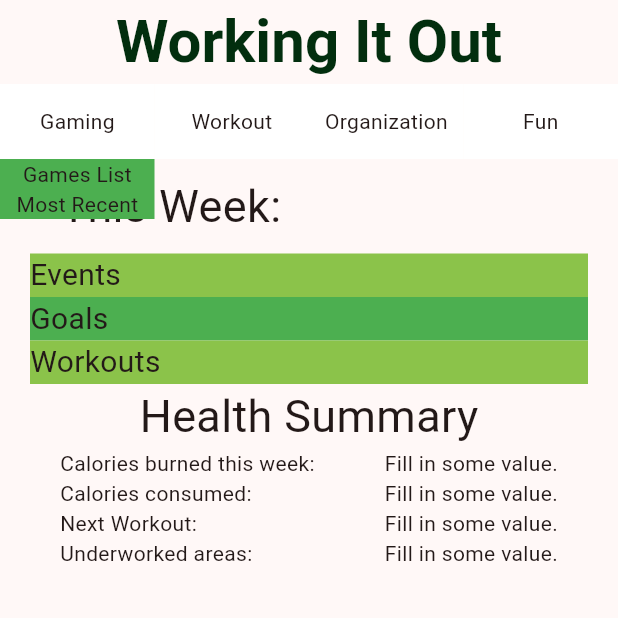
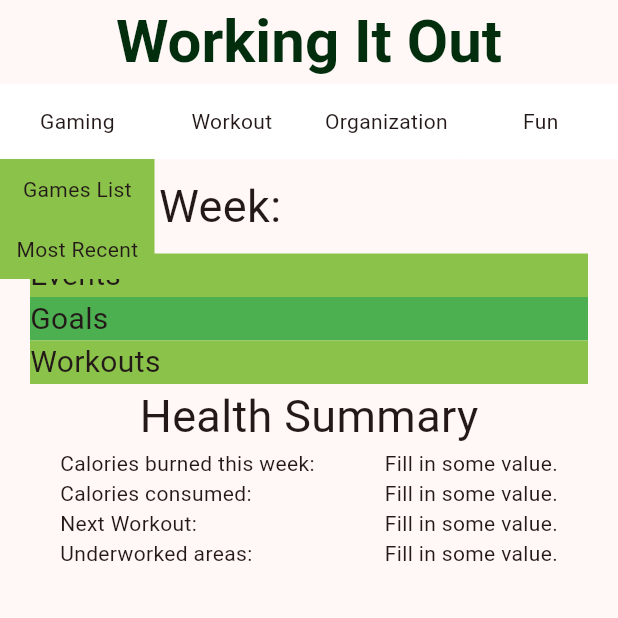
Before and after one commit to andrew-kula931/WorkingItOut, a Flutter app: the screen it shows after launch, after a tap on "Gaming", on a phone screen of 412 x 824 dp, the top half of it. Run offline on Flutter 3.47's test engine with Material 3 defaults, Android fonts, the phone set to English and light mode, and no system bars; our stand-ins replace file_picker, hive_flutter; accounts and stored records are empty.

Commit message:
added functioning main page buttons for gaming section

```diff
--- a/lib/gaming_pages/gaming_home.dart
+++ b/lib/gaming_pages/gaming_home.dart
@@ -32,9 +32,10 @@ class _GamingHomeState extends State<GamingHome> {
             crossAxisAlignment: CrossAxisAlignment.center,
             children: [
               SizedBox(
-                height: 100,
+                height: 175,
                 width: MediaQuery.of(context).size.width * 0.2,
-                child: const Text('Recently Played', style: TextStyle(fontSize: 20))
+                child: const Center(
+                  child: Text('Recently Played', style: TextStyle(fontSize: 20)))
               ),
 
               //Dynamic list of recently played games
--- a/lib/main.dart
+++ b/lib/main.dart
@@ -6,6 +6,7 @@ import 'data/gaming_db.dart';
 import 'workout_pages/workout_archive.dart';
 import 'workout_pages/routine_planner.dart';
 import 'gaming_pages/gaming_home.dart';
+import 'gaming_pages/game_profile.dart';
 
 void main() async {
 
@@ -64,6 +65,8 @@ class _WorkoutAppState extends State<WorkoutApp> {
   var updateWorkoutColor = Colors.lightGreen;
   var viewWorkoutHistoryColor = Colors.lightGreen;
   var routinePlannerColor = Colors.lightGreen;
+  var gameListColor = Colors.lightGreen;
+  var recentGameColor = Colors.lightGreen;
 
   //Dropdown menu variables
   bool gamingMenu = false;
@@ -278,13 +281,69 @@ class _WorkoutAppState extends State<WorkoutApp> {
                         ),
                       ),
                       if (gamingMenu)
-                        Container(
+                        SizedBox(
                           width: screenWidth * .25,
-                          decoration: const BoxDecoration(color: Colors.green),
-                          child: const Column (
+                          child: Column (
                             children: [
-                              Text("Games List"),
-                              Text('Most Recent'),
+                              GestureDetector(
+                                onTap: () async {
+                                  if (!Hive.isBoxOpen('Games')) {
+                                    await Hive.openBox('Games');
+                                  }
+                                  if (!Hive.isBoxOpen('RecentGames')) {
+                                    await Hive.openBox('RecentGames');
+                                    if (Hive.box('RecentGames').isEmpty) {
+                                      RecentGames data = RecentGames(recents: []);
+                                      await Hive.box('RecentGames').add(data);
+                                    }
+                                  }
+
+                                  // ignore: use_build_context_synchronously
+                                  Navigator.push(context, MaterialPageRoute(builder: (context) => const GamingHome()));
+                                },
+                                child: MouseRegion(
+                                  onEnter: (event) => setState(() => gameListColor = Colors.green),
+                                  onExit: (event) => setState(() => gameListColor = Colors.lightGreen),
+                                  child: Container (
+                                    decoration: BoxDecoration(color: gameListColor),
+                                    width: MediaQuery.of(context).size.width * .25,
+                                    height: 40,
+                                    child: const Center(
+                                      child: Text("Games List"),
+                                    )
+                                  )
+                                )
+                              ),
+
+                              GestureDetector(
+                                onTap: () async {
+                                  if (!Hive.isBoxOpen('Games')) {
+                                    await Hive.openBox('Games');
+                                  }
+                                  if (!Hive.isBoxOpen('RecentGames')) {
+                                    await Hive.openBox('RecentGames');
+                                  }
+
+                                  var recentGameBox = Hive.box('RecentGames').getAt(0);
+                                  if (recentGameBox != null && recentGameBox.recents.isNotEmpty) {
+                                    var gameLocation = Hive.box('Games').getAt(Hive.box('RecentGames').getAt(0).recents[0]);
+                                    // ignore: use_build_context_synchronously
+                                    Navigator.push(context, MaterialPageRoute(builder: (context) =>  GameProfile(gameInfo: gameLocation)));
+                                  }
+                                },
+                                child: MouseRegion(
+                                  onEnter: (event) => setState(() => recentGameColor = Colors.green),
+                                  onExit: (event) => setState(() => recentGameColor = Colors.lightGreen),
+                                  child: Container (
+                                    decoration: BoxDecoration(color: recentGameColor),
+                                    width: MediaQuery.of(context).size.width * .25,
+                                    height: 40,
+                                    child: const Center(
+                                      child: Text("Most Recent"),
+                                    )
+                                  )
+                                )
+                              ),
                             ],
                           ),
                         ),
```
